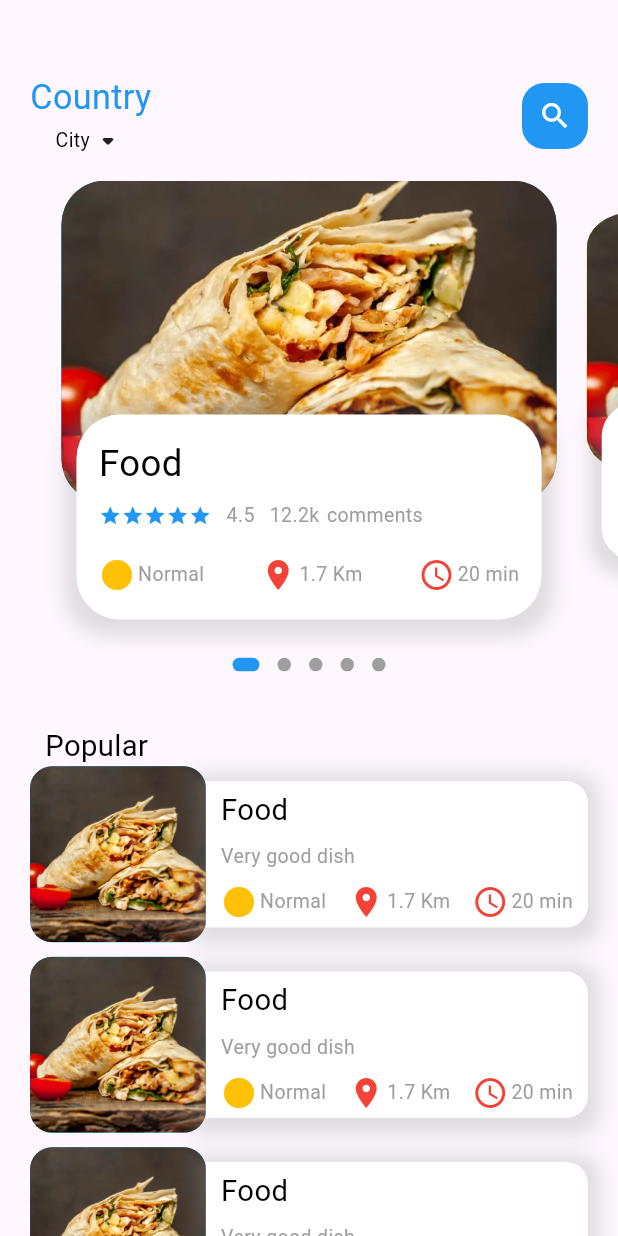
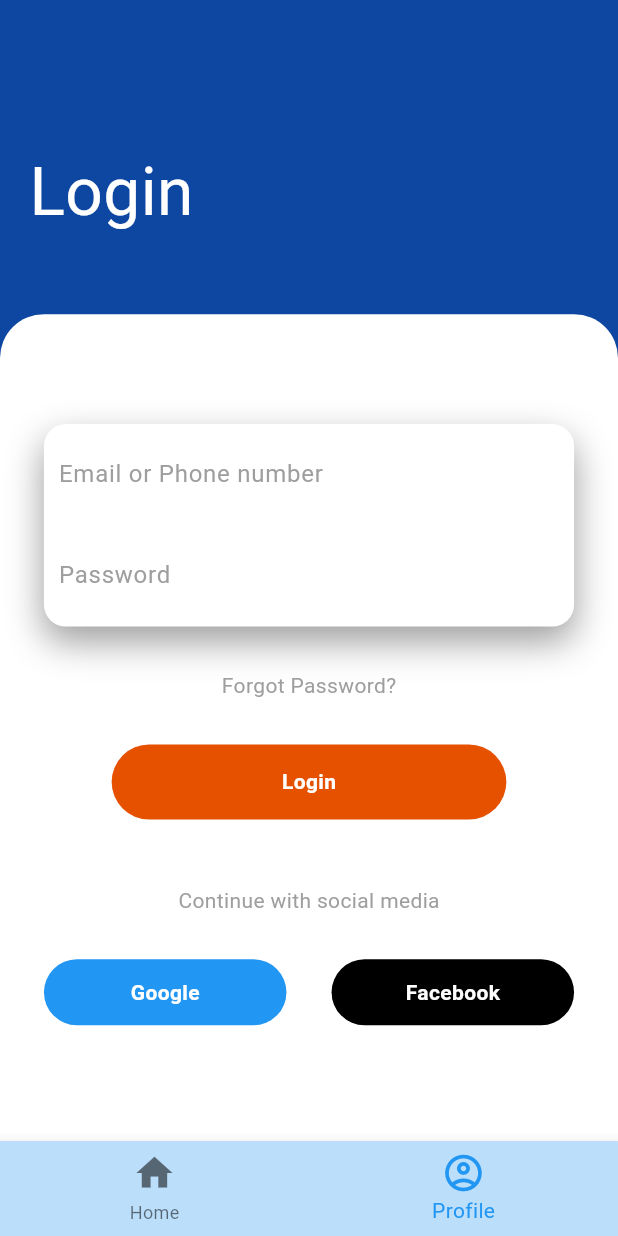
Before and after one commit to haris8899/my_food_app, a Flutter app: the screen it shows after launch, on a phone screen of 412 x 824 dp. Run offline on Flutter 3.47's test engine with Material 2 defaults, Android fonts, the phone set to English and light mode, and no system bars; drawn by our look-alikes of dots_indicator; our stand-ins replace get, simple_animations; missing offline and left inert: day14.

Commit message:
Initializing User SignUp

```diff
--- /dev/null
+++ b/lib/AppFrame/app_navigation_frame.dart
@@ -0,0 +1,49 @@
+import 'package:flutter/foundation.dart';
+import 'package:flutter/material.dart';
+import 'package:flutter/widgets.dart';
+import 'package:my_food_app/Screens/HomePage/main_home_page.dart';
+import 'package:my_food_app/Screens/UserScreens/user_signin_screen.dart';
+import 'package:my_food_app/utils/dimensions.dart';
+
+class NavigationFrame extends StatefulWidget {
+  const NavigationFrame({super.key});
+
+  @override
+  State<NavigationFrame> createState() => _NavigationFrameState();
+}
+
+class _NavigationFrameState extends State<NavigationFrame> {
+  int _currentIndex = 1;
+  final MainScreens = [
+    MainHomePage(),
+    UserSignInWidget(),
+  ];
+  @override
+  Widget build(BuildContext context) {
+    return Scaffold(
+      body: MainScreens[_currentIndex],
+      bottomNavigationBar: BottomNavigationBar(
+        currentIndex: _currentIndex,
+        type: BottomNavigationBarType.fixed,
+        backgroundColor: Colors.blue[100],
+        selectedItemColor: Colors.blue,
+        iconSize: Dimensions.height30,
+        items: [
+          BottomNavigationBarItem(
+            icon: Icon(Icons.home),
+            label: "Home",
+            backgroundColor: Colors.blue,
+          ),
+          BottomNavigationBarItem(
+            icon: Icon(Icons.account_circle_outlined),
+            label: "Profile",
+            backgroundColor: Colors.green,
+          ),
+        ],
+        onTap: (index) => {
+          setState(() => _currentIndex = index),
+        },
+      ),
+    );
+  }
+}
--- a/lib/Screens/HomePage/home_page_body.dart
+++ b/lib/Screens/HomePage/home_page_body.dart
@@ -136,25 +136,25 @@ class _HomePageBodyState extends State<HomePageBody> {
                                 SizedBox(
                                   height: Dimensions.width10,
                                 ),
-                                Row(
-                                  mainAxisAlignment:
-                                      MainAxisAlignment.spaceBetween,
-                                  children: [
-                                    TextIcon(
-                                      icon: Icons.circle_sharp,
-                                      text: 'Normal',
-                                      iconColor: Colors.amber,
-                                    ),
-                                    TextIcon(
-                                        icon: Icons.location_on,
-                                        text: "1.7 Km",
-                                        iconColor: Colors.red),
-                                    TextIcon(
-                                        icon: Icons.access_time_outlined,
-                                        text: "20 min",
-                                        iconColor: Colors.red),
-                                  ],
-                                ),
+                                // Row(
+                                //   mainAxisAlignment:
+                                //       MainAxisAlignment.spaceBetween,
+                                //   children: [
+                                //     TextIcon(
+                                //       icon: Icons.circle_sharp,
+                                //       text: 'Normal',
+                                //       iconColor: Colors.amber,
+                                //     ),
+                                //     TextIcon(
+                                //         icon: Icons.location_on,
+                                //         text: "1.7 Km",
+                                //         iconColor: Colors.red),
+                                //     TextIcon(
+                                //         icon: Icons.access_time_outlined,
+                                //         text: "20 min",
+                                //         iconColor: Colors.red),
+                                //   ],
+                                // ),
                               ],
                             ),
                           ),
--- /dev/null
+++ b/lib/Screens/UserScreens/user_signin_screen.dart
@@ -0,0 +1,139 @@
+import 'package:flutter/foundation.dart';
+import 'package:flutter/material.dart';
+import 'package:my_food_app/utils/dimensions.dart';
+
+class UserSignInWidget extends StatelessWidget {
+  const UserSignInWidget({super.key});
+
+  @override
+  Widget build(BuildContext context) {
+    return Scaffold(
+      body: Container(
+        width: double.infinity,
+        decoration: BoxDecoration(
+          color: Colors.blue[900],
+        ),
+        child: Column(
+          crossAxisAlignment: CrossAxisAlignment.start,
+          children: <Widget>[
+            SizedBox(height: Dimensions.height80,),
+            Padding(
+              padding: EdgeInsets.all(Dimensions.height20),
+              child: Column(
+                crossAxisAlignment: CrossAxisAlignment.start,
+                children: <Widget>[
+                  Text("Login", style: TextStyle(color: Colors.white, fontSize: Dimensions.height45),),
+                  SizedBox(height: Dimensions.height10,),
+                ],
+              ),
+            ),
+            SizedBox(height: Dimensions.height20),
+            Expanded(
+              child: Container(
+                decoration: BoxDecoration(
+                  color: Colors.white,
+                  borderRadius: BorderRadius.only(topLeft: Radius.circular(Dimensions.BorderRadius30), topRight: Radius.circular(Dimensions.BorderRadius30))
+                ),
+                child: SingleChildScrollView(
+                  child: Padding(
+                    padding: EdgeInsets.all(Dimensions.height30),
+                    child: Column(
+                      children: <Widget>[
+                        SizedBox(height: Dimensions.height45,),
+                        Container(
+                          decoration: BoxDecoration(
+                            color: Colors.white,
+                            borderRadius: BorderRadius.circular(Dimensions.BorderRadius15),
+                            boxShadow: [BoxShadow(
+                              color: Colors.grey,
+                              blurRadius: 20,
+                              offset: Offset(0, 10)
+                            )]
+                          ),
+                          child: Column(
+                            children: <Widget>[
+                              Container(
+                                padding: EdgeInsets.all(Dimensions.height10),
+                                decoration: BoxDecoration(
+                                ),
+                                child: TextField(
+                                  decoration: InputDecoration(
+                                    hintText: "Email or Phone number",
+                                    hintStyle: TextStyle(color: Colors.grey),
+                                    border: InputBorder.none
+                                  ),
+                                ),
+                              ),
+                              Container(
+                                padding: EdgeInsets.all(Dimensions.height10),
+                                decoration: BoxDecoration(
+                                ),
+                                child: TextField(
+                                  decoration: InputDecoration(
+                                    hintText: "Password",
+                                    hintStyle: TextStyle(color: Colors.grey),
+                                    border: InputBorder.none
+                                  ),
+                                ),
+                              ),
+                            ],
+                          ),
+                        ),
+                        SizedBox(height: Dimensions.height30,),
+                        Text("Forgot Password?", style: TextStyle(color: Colors.grey),),
+                        SizedBox(height: Dimensions.height30,),
+                        Container(
+                          height: 50,
+                          margin: EdgeInsets.symmetric(horizontal: Dimensions.width45),
+                          decoration: BoxDecoration(
+                            borderRadius: BorderRadius.circular(Dimensions.BorderRadius30),
+                            color: Colors.orange[900]
+                          ),
+                          child: Center(
+                            child: Text("Login", style: TextStyle(color: Colors.white, fontWeight: FontWeight.bold),),
+                          ),
+                        ),
+                        SizedBox(height: Dimensions.height45,),
+                        Text("Continue with social media", style: TextStyle(color: Colors.grey),),
+                        SizedBox(height: Dimensions.height30,),
+                        Row(
+                          children: <Widget>[
+                            Expanded(
+                              child: Container(
+                                height: Dimensions.height45,
+                                decoration: BoxDecoration(
+                                  borderRadius: BorderRadius.circular(Dimensions.BorderRadius30),
+                                  color: Colors.blue
+                                ),
+                                child: Center(
+                                  child: Text("Google", style: TextStyle(color: Colors.white, fontWeight: FontWeight.bold),),
+                                ),
+                              ),
+                            ),
+                            SizedBox(width: Dimensions.width30,),
+                            Expanded(
+                              child: Container(
+                                height: Dimensions.height45,
+                                decoration: BoxDecoration(
+                                  borderRadius: BorderRadius.circular(Dimensions.BorderRadius30),
+                                  color: Colors.black
+                                ),
+                                child: Center(
+                                  child: Text("Facebook", style: TextStyle(color: Colors.white, fontWeight: FontWeight.bold),),
+                                ),
+                              ),
+                            )
+                          ],
+                        )
+                      ],
+                    ),
+                  ),
+                ),
+              ),
+            )
+          ],
+        ),
+      ),
+    );
+  }
+}
--- a/lib/main.dart
+++ b/lib/main.dart
@@ -1,14 +1,14 @@
 import 'package:flutter/material.dart';
 import 'package:get/get.dart';
-import 'package:my_food_app/Screens/ProductPage/main_details_page.dart';
-import 'package:my_food_app/Screens/ProductPage/secondary_details_page.dart';
+import 'package:my_food_app/AppFrame/app_navigation_frame.dart';
+import 'package:my_food_app/controllers/main_product_controller.dart';
 
 import 'Screens/HomePage/main_home_page.dart';
 import 'helper/dependencies.dart' as dep;
 
 Future<void> main() async {
   WidgetsFlutterBinding.ensureInitialized();
-  await dep.init;
+  //dep.init();
   runApp(const MyApp());
 }
 
@@ -18,6 +18,8 @@ class MyApp extends StatelessWidget {
   // This widget is the root of your application.
   @override
   Widget build(BuildContext context) {
+    //print("Api Init");
+    //Get.find<MainProductController>().getMainProductList();
     return GetMaterialApp(
       title: 'MyFood',
       debugShowCheckedModeBanner: false,
@@ -25,7 +27,7 @@ class MyApp extends StatelessWidget {
         colorScheme: ColorScheme.fromSeed(seedColor: Colors.deepPurple),
         useMaterial3: true,
       ),
-      home: MainHomePage(),
+      home: NavigationFrame(),
     );
   }
 }
--- a/pubspec.yaml
+++ b/pubspec.yaml
@@ -32,6 +32,7 @@ dependencies:
     sdk: flutter
   get:
   dots_indicator: ^2.0.0
+  simple_animations: ^4.2.0
 
   # The following adds the Cupertino Icons font to your application.
   # Use with the CupertinoIcons class for iOS style icons.
```
Also changed, not shown: lib/Animations/faded-animation.dart (added, +33 -0 lines), lib/Screens/UserScreens/test.dart (added, +153 -0 lines), lib/controllers/main_product_controller.dart (+6 -6 lines), lib/data/api/api_client.dart (+8 -7 lines), lib/data/repository/main_product_repo.dart (+5 -2 lines), lib/models/main_products_model.dart (+8 -31 lines), lib/helper/dependencies.dart (line endings or trailing spaces), pubspec.lock.
